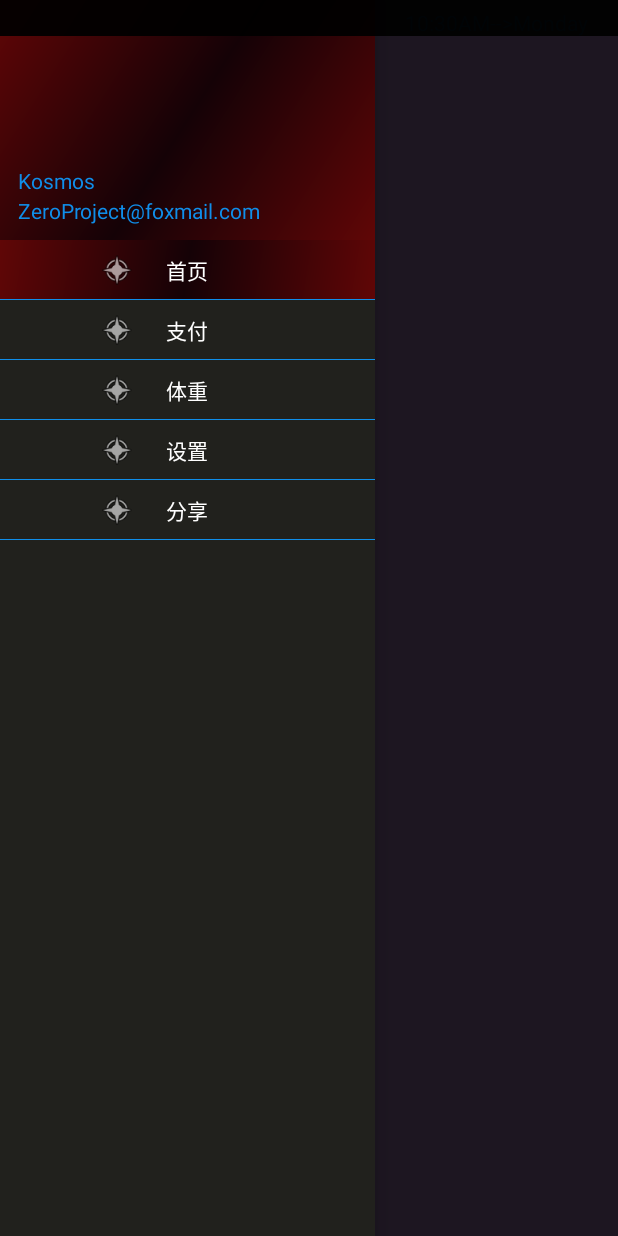
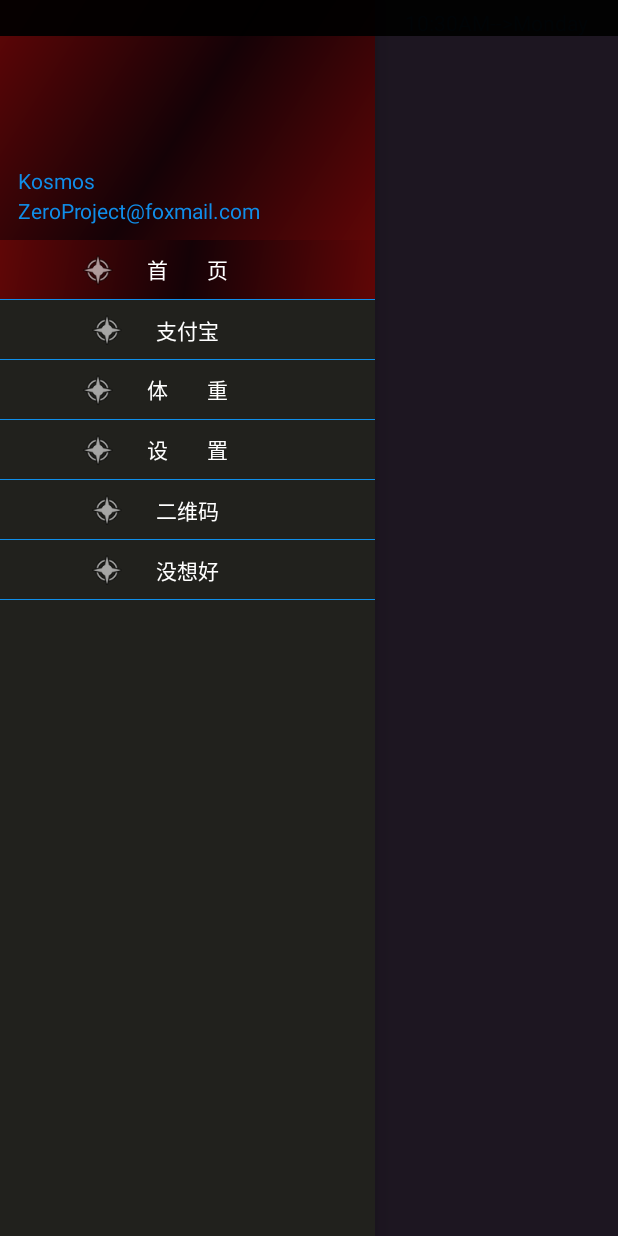
Before and after one commit to KosmoSakura/SmallWidget, an Android app: the screen it shows after launch (MainActivity), after a tap on an icon or button, on a phone screen of 412 x 824 dp. Run offline under Robolectric (Android 15) with nearby library versions, the light colour scheme and no system bars; libraries missing offline, so code that uses them is left out: de.greenrobot.dao, greendao.bean, greendao.dao; pictures from the network do not load; 17 statements that could not run were skipped.

Commit message:
添加二维码功能

```diff
--- a/app/build.gradle
+++ b/app/build.gradle
@@ -55,4 +55,5 @@ dependencies {
     compile 'com.android.support.constraint:constraint-layout:1.0.1'
     compile 'com.android.support:cardview-v7:26.0.0-alpha1'
     compile 'com.bm.photoview:library:1.4.1'
+    compile files('libs/zxing.jar')
 }
--- a/app/src/main/java/widget/small/com/smallwidget/activity/MainActivity.java
+++ b/app/src/main/java/widget/small/com/smallwidget/activity/MainActivity.java
@@ -18,29 +18,21 @@ import java.util.List;
 import widget.small.com.smallwidget.R;
 import widget.small.com.smallwidget.adapter.MenuTabAdapter;
 import widget.small.com.smallwidget.base.BaseActivity;
-import widget.small.com.smallwidget.tools.base.Code;
 import widget.small.com.smallwidget.fragment.BackGroundFrag;
+import widget.small.com.smallwidget.fragment.CodeScanFragment;
+import widget.small.com.smallwidget.fragment.SettingFrag;
 import widget.small.com.smallwidget.fragment.WeightFrag;
-import widget.small.com.smallwidget.fragment.SettingFrag;
-import widget.small.com.smallwidget.fragment.ThemeFrag;
 import widget.small.com.smallwidget.fragment.ZhiFuFrag;
 import widget.small.com.smallwidget.tools.ToastUtil;
+import widget.small.com.smallwidget.tools.base.Code;
 import widget.small.com.smallwidget.tools.glide.GlideUtils;
 
 public class MainActivity extends BaseActivity implements View.OnClickListener {
     private DrawerLayout drawer;
 
     private ImageView iFtb, icon, head_icon, background;
-    private FrameLayout frag;
 
-    private Fragment fragment;
-    private BackGroundFrag frag0;
-    private ZhiFuFrag frag1;
-    private WeightFrag frag2;
-    private SettingFrag frag3;
-    private ThemeFrag frag4;
 
-    private RelativeLayout ral0, ral1, ral2, ral3, ral4;
     private MenuTabAdapter adapter;
     public List<Fragment> publicMenuFragment = new ArrayList<Fragment>();
     private int select;
@@ -62,23 +54,25 @@ public class MainActivity extends BaseActivity implements View.OnClickListener {
         setStatusBarColor(this, Code.System.DefaultColor);
         drawer = findView(R.id.drawer_layout);
         iFtb = findView(R.id.main_ftb_iv);
-        frag = findView(R.id.main_frag);
+        FrameLayout frag = findView(R.id.main_frag);
 
         background = findView(R.id.main_head_back);
         head_icon = findView(R.id.main_head);
         icon = findView(R.id.main_iv_icon);
 
-        ral0 = findView(R.id.nav_camera);
-        ral1 = findView(R.id.nav_gallery);
-        ral2 = findView(R.id.nav_slideshow);
-        ral3 = findView(R.id.nav_manage);
-        ral4 = findView(R.id.nav_send);
+        RelativeLayout ral0 = findView(R.id.nav_camera);
+        RelativeLayout ral1 = findView(R.id.nav_gallery);
+        RelativeLayout ral2 = findView(R.id.nav_slideshow);
+        RelativeLayout ral3 = findView(R.id.nav_manage);
+        RelativeLayout ral4 = findView(R.id.nav_share);
+        RelativeLayout ral5 = findView(R.id.nav_send);
         menus = new ArrayList<>();
         menus.add(ral0);
         menus.add(ral1);
         menus.add(ral2);
         menus.add(ral3);
         menus.add(ral4);
+        menus.add(ral5);
     }
 
     @Override
@@ -109,6 +103,7 @@ public class MainActivity extends BaseActivity implements View.OnClickListener {
 
     @Override
     public void onClick(View v) {
+        iFtb.setSelected(false);
         switch (v.getId()) {
             case R.id.main_ftb_iv://diandian:
                 drawer.openDrawer(GravityCompat.START);
@@ -127,24 +122,25 @@ public class MainActivity extends BaseActivity implements View.OnClickListener {
                 drawer.closeDrawer(GravityCompat.START);
                 gotoPage(2);
                 select = R.id.nav_slideshow;
+                iFtb.setSelected(true);
                 break;
             case R.id.nav_manage://设置
                 drawer.closeDrawer(GravityCompat.START);
                 gotoPage(3);
                 select = R.id.nav_manage;
                 break;
-            case R.id.nav_share://分享:
+            case R.id.nav_share://二维码
+                gotoPage(4);
                 select = R.id.nav_share;
+                iFtb.setSelected(true);
+                drawer.closeDrawer(GravityCompat.START);
                 break;
             case R.id.nav_send://发送
                 ToastUtil.CustomShort("这个还没写");
-                gotoPage(4);
                 select = R.id.nav_send;
                 break;
-            default:
-                break;
         }
-        iFtb.setSelected(v.getId() == R.id.nav_slideshow);
+
         if (iFtb.isSelected()) {
             iFtb.setVisibility(View.GONE);
         } else {
@@ -202,16 +198,17 @@ public class MainActivity extends BaseActivity implements View.OnClickListener {
 
     @Override
     protected void initData() {
-        frag0 = new BackGroundFrag();
-        frag1 = new ZhiFuFrag();
-        frag2 = new WeightFrag();
-        frag3 = new SettingFrag();
-        frag4 = new ThemeFrag();
+        BackGroundFrag frag0 = new BackGroundFrag();
+        ZhiFuFrag frag1 = new ZhiFuFrag();
+        WeightFrag frag2 = new WeightFrag();
+        SettingFrag frag3 = new SettingFrag();
+//        ThemeFrag frag4 = new ThemeFrag();
+        CodeScanFragment scanFragment = new CodeScanFragment();
         checkFrag(frag0);
         checkFrag(frag1);
         checkFrag(frag2);
         checkFrag(frag3);
-        checkFrag(frag4);
+        checkFrag(scanFragment);
         adapter = new MenuTabAdapter(this, publicMenuFragment,
             R.id.main_frag);
         GlideUtils.loadCirleAvatar(this, R.drawable.zero, head_icon);
--- a/app/src/main/java/widget/small/com/smallwidget/activity/SplashActivity.java
+++ b/app/src/main/java/widget/small/com/smallwidget/activity/SplashActivity.java
@@ -84,7 +84,7 @@ public class SplashActivity extends BaseActivity {
         ObjectAnimator dismisAnimation = ObjectAnimator.ofFloat(splasher, "rotation", 0, 360);
         AnimatorSet animatorSet = new AnimatorSet();
         animatorSet.playTogether(outAnimation, showAnimation, dismisAnimation);
-        animatorSet.setDuration(5000);
+        animatorSet.setDuration(3000);
         animatorSet.start();
 
         animatorSet.addListener(new Animator.AnimatorListener() {
--- a/app/src/main/java/widget/small/com/smallwidget/fragment/BackGroundFrag.java
+++ b/app/src/main/java/widget/small/com/smallwidget/fragment/BackGroundFrag.java
@@ -9,7 +9,6 @@ import widget.small.com.smallwidget.tools.glide.GlideUtils;
 
 /**
  * Created by ZeroProject on 2016/5/25 17:00
- *
  */
 public class BackGroundFrag extends BaseFragment {
     private ImageView background;
--- a/app/src/main/res/layout/include_menus.xml
+++ b/app/src/main/res/layout/include_menus.xml
@@ -19,7 +19,7 @@
             android:layout_height="match_parent"
             android:layout_centerInParent="true"
             android:gravity="center"
-            android:text="首页"
+            android:text="首\t\t页"
             android:textColor="@color/white"/>
 
         <ImageView
@@ -51,7 +51,7 @@
             android:layout_height="match_parent"
             android:layout_centerInParent="true"
             android:gravity="center"
-            android:text="支付"
+            android:text="支付宝"
             android:textColor="@color/white"/>
 
         <ImageView
@@ -82,7 +82,7 @@
             android:layout_height="match_parent"
             android:layout_centerInParent="true"
             android:gravity="center"
-            android:text="体重"
+            android:text="体\t\t重"
             android:textColor="@color/white"/>
 
         <ImageView
@@ -116,7 +116,7 @@
             android:layout_height="match_parent"
             android:layout_centerInParent="true"
             android:gravity="center"
-            android:text="设置"
+            android:text="设\t\t置"
             android:textColor="@color/white"/>
 
         <ImageView
@@ -137,6 +137,38 @@
 
     <!--分享-->
     <RelativeLayout
+        android:id="@+id/nav_share"
+        android:layout_width="match_parent"
+        android:layout_height="@dimen/dp40"
+        android:orientation="horizontal">
+
+
+        <TextView
+            android:id="@+id/nav_share_i"
+            android:layout_width="wrap_content"
+            android:layout_height="match_parent"
+            android:layout_centerInParent="true"
+            android:gravity="center"
+            android:text="二维码"
+            android:textColor="@color/white"/>
+
+        <ImageView
+            android:layout_width="@dimen/dp25"
+            android:layout_height="@dimen/dp25"
+            android:layout_centerVertical="true"
+            android:layout_marginRight="@dimen/dp20"
+            android:layout_toLeftOf="@id/nav_share_i"
+            android:scaleType="fitXY"
+            android:src="@drawable/ic_menu_theme"/>
+
+        <View
+            android:layout_width="match_parent"
+            android:layout_height="1px"
+            android:layout_alignParentBottom="true"
+            android:background="@color/default_blue"/>
+    </RelativeLayout>
+    <!--sedn-->
+    <RelativeLayout
         android:id="@+id/nav_send"
         android:layout_width="match_parent"
         android:layout_height="@dimen/dp40"
@@ -149,7 +181,7 @@
             android:layout_height="match_parent"
             android:layout_centerInParent="true"
             android:gravity="center"
-            android:text="分享"
+            android:text="没想好"
             android:textColor="@color/white"/>
 
         <ImageView
```
Also changed, not shown: app/src/main/java/widget/small/com/smallwidget/bean/CollBean.java (added, +33 -0 lines), app/src/main/java/widget/small/com/smallwidget/fragment/CodeScanFragment.java (added, +375 -0 lines), app/src/main/java/widget/small/com/smallwidget/tools/QRCodeUtil.java (added, +123 -0 lines), app/src/main/java/widget/small/com/smallwidget/tools/photos/ImageCollectorHelper.java (+7 -0 lines), app/src/main/res/layout/bitmapdialog.xml (added, +15 -0 lines), app/src/main/res/layout/code_sacn.xml (added, +75 -0 lines), app/libs/zxing.jar (added), app/src/main/res/drawable-hdpi/composer_button.png (added), app/src/main/res/drawable-hdpi/composer_icn_plus.png (added).
